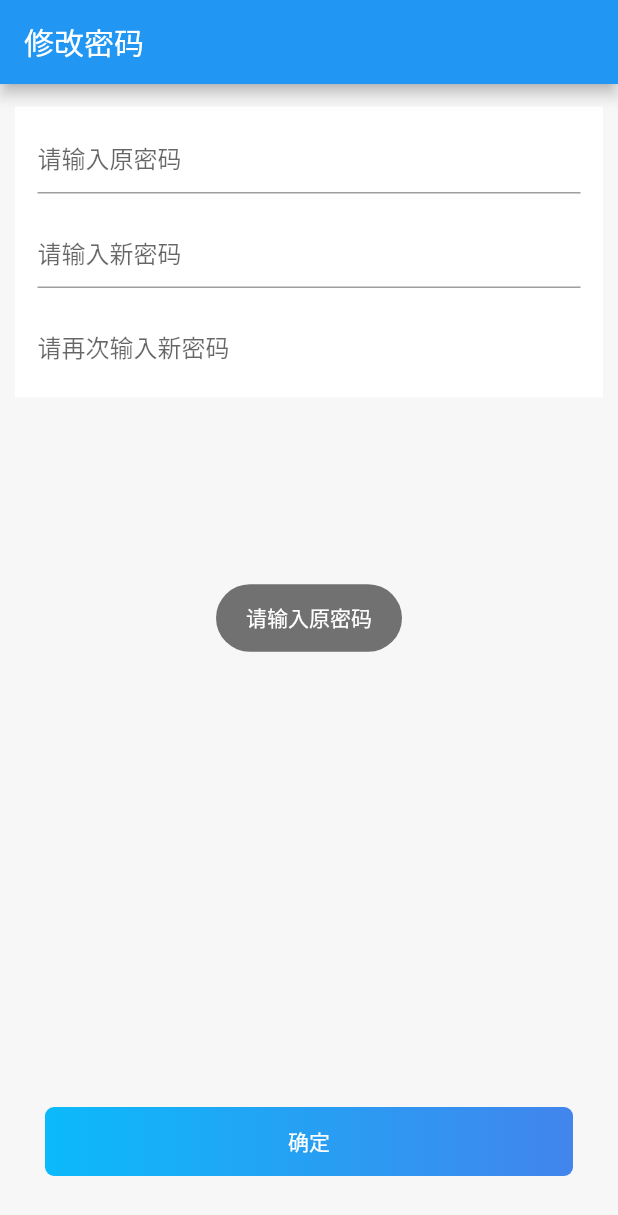
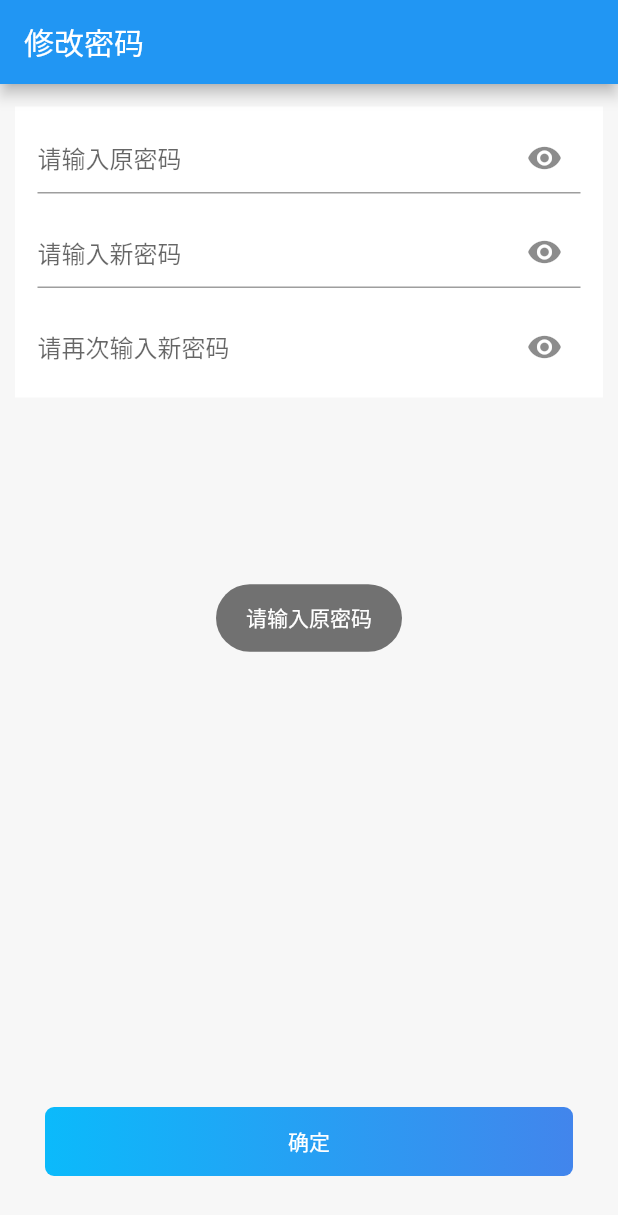
Before and after one commit to fight1991/app-xiaomanyao2.0, a Flutter app: the EditPassword screen opened directly, after a tap on "确定", on a phone screen of 412 x 824 dp. Shown: the top 1215 px of the screen. Run offline on Flutter 3.47's test engine with Material 2 defaults, Android fonts, the phone set to English and light mode, and no system bars; our stand-ins replace dio, event_bus, flutter_easyloading, flutter_easyrefresh, flutter_svg, fluttertoast and 4 more; missing offline and left inert: json2dart_safe, qrscan; accounts and stored records are empty; network calls fail.

Commit message:
修改密码暂存

```diff
--- a/lib/src/subpages/editPw/edit_pw.dart
+++ b/lib/src/subpages/editPw/edit_pw.dart
@@ -22,7 +22,9 @@ class _EditPasswordState extends State<EditPassword> {
   TextEditingController _oldPwTextController = TextEditingController();
   TextEditingController _newPwTextController = TextEditingController();
   TextEditingController _newPwAginTextController = TextEditingController();
-
+  bool _oldPwShow = false;
+  bool _newPwShow = false;
+  bool _newPwAginShow = false;
   @override
   Widget build(BuildContext context) {
     return Scaffold(
@@ -53,23 +55,62 @@ class _EditPasswordState extends State<EditPassword> {
       child: Column(
         children: [
           TextField(
-            decoration: InputDecoration(hintText: '请输入原密码'),
+            decoration: InputDecoration(
+              hintText: '请输入原密码',
+              suffixIcon: IconButton(
+                icon: Icon(
+                  _oldPwShow ? Icons.visibility_off : Icons.visibility,
+                ),
+                onPressed: () {
+                  setState(() {
+                    _oldPwShow = !_oldPwShow;
+                  });
+                },
+              ),
+            ),
             controller: _oldPwTextController,
+            obscureText: !_oldPwShow,
           ),
           SizedBox(
             height: 15,
           ),
           TextField(
-            decoration: InputDecoration(hintText: '请输入新密码'),
-            controller: _newPwAginTextController,
+            decoration: InputDecoration(
+              hintText: '请输入新密码',
+              suffixIcon: IconButton(
+                icon: Icon(
+                  _newPwShow ? Icons.visibility_off : Icons.visibility,
+                ),
+                onPressed: () {
+                  setState(() {
+                    _newPwShow = !_newPwShow;
+                  });
+                },
+              ),
+            ),
+            controller: _newPwTextController,
+            obscureText: !_newPwShow,
           ),
           SizedBox(
             height: 15,
           ),
           TextField(
             controller: _newPwAginTextController,
-            decoration:
-                InputDecoration(hintText: '请再次输入新密码', border: InputBorder.none),
+            obscureText: !_newPwAginShow,
+            decoration: InputDecoration(
+              hintText: '请再次输入新密码',
+              border: InputBorder.none,
+              suffixIcon: IconButton(
+                icon: Icon(
+                  _newPwAginShow ? Icons.visibility_off : Icons.visibility,
+                ),
+                onPressed: () {
+                  setState(() {
+                    _newPwAginShow = !_newPwAginShow;
+                  });
+                },
+              ),
+            ),
           ),
         ],
       ),
@@ -112,6 +153,7 @@ class _EditPasswordState extends State<EditPassword> {
       ToastUtils.showToast('2次输入的密码不一致');
       return;
     }
+    changPwApi(oldPw, newPw);
   }
 
   changPwApi(String oldP, String newP) async {
@@ -123,7 +165,12 @@ class _EditPasswordState extends State<EditPassword> {
       ToastUtils.showToast('修改成功,请重新登录');
       Global.profile.token = '';
       Global.saveProfile();
-      Navigator.pushNamedAndRemoveUntil(context, '/login', (route) => false);
+      Future.delayed(
+          Duration(seconds: 1),
+          () => {
+                Navigator.pushNamedAndRemoveUntil(
+                    context, '/login', (route) => false)
+              });
     }
   }
 }
```
Also changed, not shown: lib/src/pages/login/login_page.dart (+15 -1 lines).
